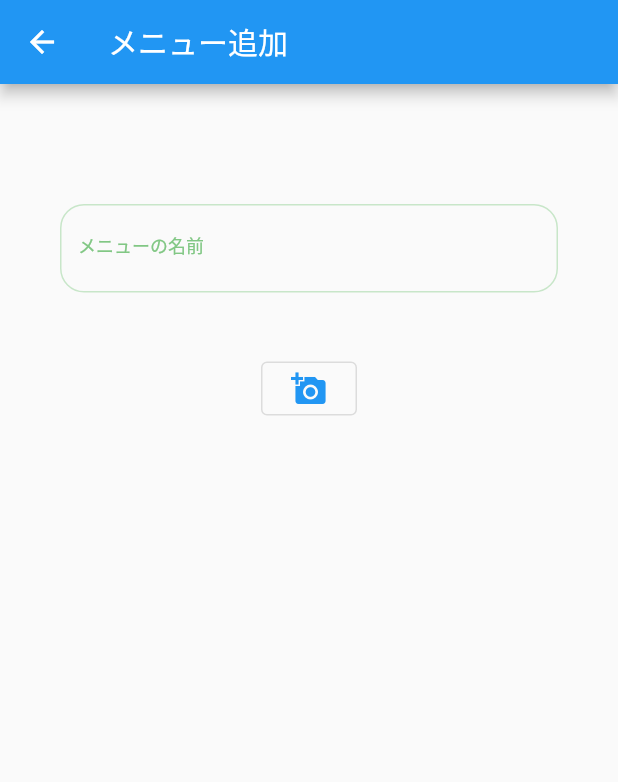
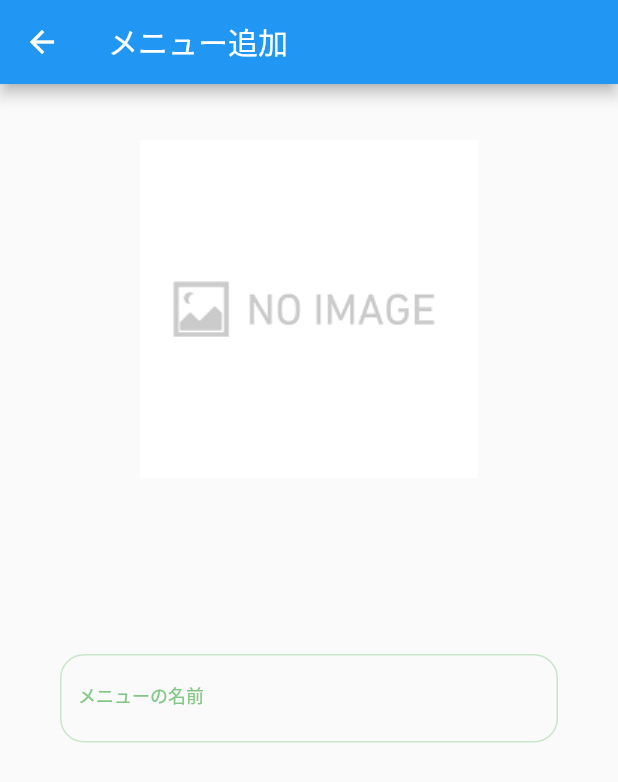
Before and after one commit to baekx/becos_kitchen, a Flutter app: the AddMenuScreen screen opened directly, on a phone screen of 412 x 824 dp. Shown: the top 782 px of the screen. Run offline on Flutter 3.47's test engine with Material 2 defaults, Android fonts, the phone set to English and light mode, and no system bars; our stand-ins replace cloud_firestore, firebase_core, flutter_rating_bar, freezed_annotation, image_picker; accounts and stored records are empty.

Commit message:
menuImage表示領域作成

```diff
--- a/lib/screen/add_menu.dart
+++ b/lib/screen/add_menu.dart
@@ -1,7 +1,4 @@
-import 'dart:io';
-
 import 'package:flutter/material.dart';
-import 'package:image_picker/image_picker.dart';
 
 class AddMenuScreen extends StatefulWidget {
   const AddMenuScreen({Key? key}) : super(key: key);
@@ -11,14 +8,8 @@ class AddMenuScreen extends StatefulWidget {
 }
 
 class _AddMenuScreenState extends State<AddMenuScreen> {
-  final ImagePicker _picker = ImagePicker();
-  final _files = <File>[];
-
   @override
   Widget build(BuildContext context) {
-    var size = MediaQuery.of(context).size;
-    final double itemSize = size.width / 4;
-
     return Scaffold(
       appBar: AppBar(
         title: Text("メニュー追加"),
@@ -26,50 +17,27 @@ class _AddMenuScreenState extends State<AddMenuScreen> {
       resizeToAvoidBottomInset: false,
       body: Column(
         children: [
+          MenuImage(imagePath: "assets/images/noImage.png"),
           TitleTextField(),
-          SizedBox(height: 40),
-          if (_files.length < 9)
-            OutlinedButton(
-                onPressed: () async {
-                  final List<XFile>? _images = await _picker.pickMultiImage();
-                  _files.addAll(
-                      _images?.map((e) => File(e.path)) ?? List.empty());
-                  setState(() {});
-                },
-                child: Container(
-                  child: Icon(Icons.add_a_photo),
-                )),
-          Padding(
-            padding: const EdgeInsets.only(
-              top: 40.0,
-              left: 40.0,
-              right: 40.0,
-            ),
-            child: GridView.builder(
-              gridDelegate: const SliverGridDelegateWithFixedCrossAxisCount(
-                  crossAxisCount: 3),
-              itemCount: _files.length,
-              shrinkWrap: true,
-              itemBuilder: (context, index) {
-                return Row(
-                  mainAxisAlignment: MainAxisAlignment.spaceEvenly,
-                  children: [
-                    if (_files.isNotEmpty)
-                      SizedBox(
-                        width: itemSize,
-                        height: itemSize,
-                        child: ClipRRect(
-                            borderRadius: BorderRadius.circular(10),
-                            child: Image.file(_files[index], fit: BoxFit.fill)),
-                      ),
-                  ],
-                );
-              },
-            ),
-          )
         ],
       ),
     );
+  }
+}
+
+class MenuImage extends StatelessWidget {
+  const MenuImage({Key? key, required this.imagePath}) : super(key: key);
+  final String imagePath;
+
+  @override
+  Widget build(BuildContext context) {
+    return Container(
+        width: 300,
+        height: 300,
+        decoration: BoxDecoration(
+            image: DecorationImage(
+          image: AssetImage(imagePath),
+        )));
   }
 }
 
```
Also changed, not shown: assets/images/noImage.png (added).
